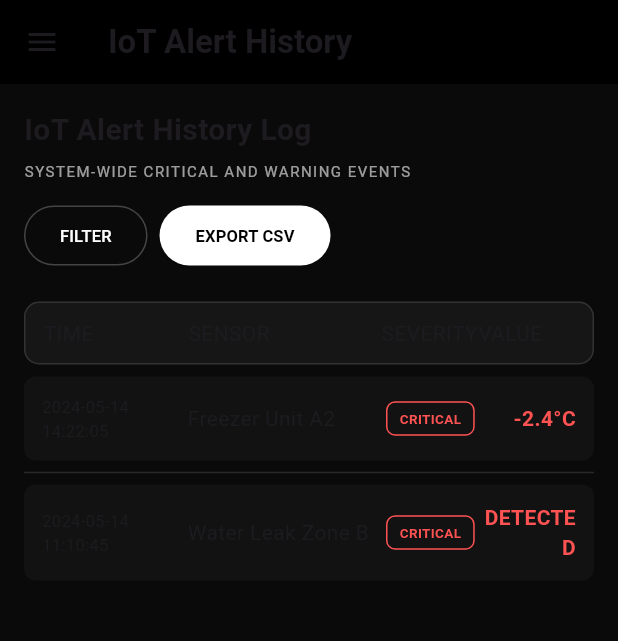
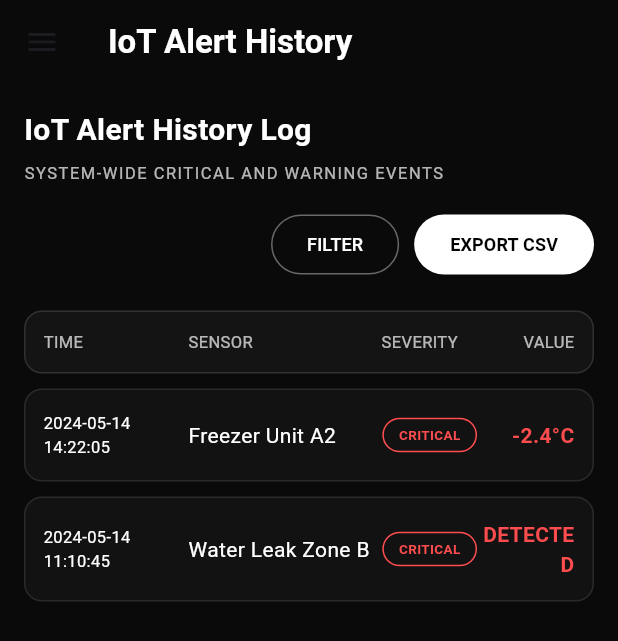
Before and after one commit to S-bon-debug/SWD_PROJECT_MobileApp, a Flutter app: the AlertsScreen screen opened by its route, on a phone screen of 412 x 824 dp. Shown: the top 641 px of the screen. Run offline on Flutter 3.47's test engine with Material 3 defaults, Android fonts, the phone set to English and light mode, and no system bars; accounts and stored records are empty.

Commit message:
sua menu

```diff
--- a/lib/screens/alerts/alerts_screen.dart
+++ b/lib/screens/alerts/alerts_screen.dart
@@ -6,11 +6,11 @@
   Color _severityColor(String level) {
     switch (level) {
       case 'Critical':
-        return Colors.redAccent;
+        return const Color(0xFFFF4D4F);
       case 'Warning':
-        return Colors.amber;
+        return const Color(0xFFFFC107);
       default:
-        return Colors.greenAccent;
+        return const Color(0xFF4CAF50);
     }
   }
 
@@ -36,15 +36,18 @@
 
       /// ===== APP BAR =====
       appBar: AppBar(
-        backgroundColor: Colors.black,
+        backgroundColor: const Color(0xFF0A0A0A),
         elevation: 0,
         title: const Text(
           'IoT Alert History',
-          style: TextStyle(fontWeight: FontWeight.bold),
+          style: TextStyle(
+            fontWeight: FontWeight.bold,
+            color: Colors.white,
+          ),
         ),
       ),
 
-      /// ✅ DRAWER – THANH MENU
+      /// ===== DRAWER =====
       drawer: _buildDrawer(context),
 
       /// ===== BODY =====
@@ -53,42 +56,61 @@
         child: Column(
           crossAxisAlignment: CrossAxisAlignment.start,
           children: [
-            /// HEADER
+            /// ===== HEADER =====
             const Text(
               'IoT Alert History Log',
-              style: TextStyle(fontSize: 20, fontWeight: FontWeight.bold),
+              style: TextStyle(
+                fontSize: 20,
+                fontWeight: FontWeight.bold,
+                color: Colors.white,
+              ),
             ),
             const SizedBox(height: 6),
             const Text(
               'SYSTEM-WIDE CRITICAL AND WARNING EVENTS',
               style: TextStyle(
-                color: Colors.white60,
-                fontSize: 10,
+                color: Colors.white70, // 🔥 tăng độ rõ
+                fontSize: 11,
                 letterSpacing: 1,
               ),
             ),
-            const SizedBox(height: 12),
 
+            const SizedBox(height: 16),
+
+            /// ===== ACTION BUTTONS (RIGHT ALIGN) =====
             Row(
+              mainAxisAlignment: MainAxisAlignment.end,
               children: [
                 OutlinedButton(
                   onPressed: () {},
                   style: OutlinedButton.styleFrom(
                     foregroundColor: Colors.white,
-                    side: const BorderSide(color: Colors.white24),
+                    side: const BorderSide(color: Colors.white38),
+                    shape: RoundedRectangleBorder(
+                      borderRadius: BorderRadius.circular(24),
+                    ),
                   ),
-                  child: const Text('FILTER', style: TextStyle(fontSize: 11)),
+                  child: const Text(
+                    'FILTER',
+                    style: TextStyle(fontSize: 12),
+                  ),
                 ),
-                const SizedBox(width: 8),
+                const SizedBox(width: 10),
                 ElevatedButton(
                   onPressed: () {},
                   style: ElevatedButton.styleFrom(
                     backgroundColor: Colors.white,
                     foregroundColor: Colors.black,
+                    shape: RoundedRectangleBorder(
+                      borderRadius: BorderRadius.circular(24),
+                    ),
                   ),
                   child: const Text(
                     'EXPORT CSV',
-                    style: TextStyle(fontSize: 11, fontWeight: FontWeight.bold),
+                    style: TextStyle(
+                      fontSize: 12,
+                      fontWeight: FontWeight.bold,
+                    ),
                   ),
                 ),
               ],
@@ -96,21 +118,20 @@
 
             const SizedBox(height: 20),
 
-            /// TABLE HEADER
+            /// ===== TABLE HEADER =====
             _tableHeader(),
 
-            const SizedBox(height: 8),
+            const SizedBox(height: 10),
 
-            /// TABLE BODY
+            /// ===== TABLE BODY =====
             Expanded(
               child: ListView.separated(
                 itemCount: alerts.length,
                 separatorBuilder: (_, __) =>
-                    const Divider(color: Colors.white12),
+                    const SizedBox(height: 10),
                 itemBuilder: (_, i) {
                   final a = alerts[i];
                   final color = _severityColor(a['severity']!);
-
                   return _alertRow(a, color);
                 },
               ),
@@ -121,45 +142,67 @@
     );
   }
 
-  // ================= UI PARTS =================
+  // ================= TABLE HEADER =================
 
   Widget _tableHeader() {
     return Container(
-      padding: const EdgeInsets.symmetric(vertical: 10, horizontal: 12),
+      padding: const EdgeInsets.symmetric(vertical: 12, horizontal: 12),
       decoration: BoxDecoration(
-        color: Colors.white.withOpacity(0.05),
-        borderRadius: BorderRadius.circular(10),
+        color: const Color(0xFF141414),
+        borderRadius: BorderRadius.circular(12),
         border: Border.all(color: Colors.white12),
       ),
       child: const Row(
         children: [
-          Expanded(flex: 3, child: Text('TIME')),
-          Expanded(flex: 4, child: Text('SENSOR')),
-          Expanded(flex: 2, child: Text('SEVERITY')),
-          Expanded(flex: 2, child: Text('VALUE')),
+          Expanded(
+              flex: 3,
+              child: Text('TIME',
+                  style: TextStyle(color: Colors.white70, fontSize: 11))),
+          Expanded(
+              flex: 4,
+              child: Text('SENSOR',
+                  style: TextStyle(color: Colors.white70, fontSize: 11))),
+          Expanded(
+              flex: 2,
+              child: Text('SEVERITY',
+                  style: TextStyle(color: Colors.white70, fontSize: 11))),
+          Expanded(
+              flex: 2,
+              child: Text('VALUE',
+                  textAlign: TextAlign.right,
+                  style: TextStyle(color: Colors.white70, fontSize: 11))),
         ],
       ),
     );
   }
 
+  // ================= ALERT ROW =================
+
   Widget _alertRow(Map<String, String> a, Color color) {
     return Container(
-      padding: const EdgeInsets.symmetric(vertical: 12, horizontal: 12),
+      padding: const EdgeInsets.symmetric(vertical: 14, horizontal: 12),
       decoration: BoxDecoration(
-        color: Colors.white.withOpacity(0.03),
-        borderRadius: BorderRadius.circular(8),
+        color: const Color(0xFF121212),
+        borderRadius: BorderRadius.circular(12),
+        border: Border.all(color: Colors.white10),
       ),
       child: Row(
         children: [
           Expanded(
             flex: 3,
-            child: Text(a['time']!,
-                style: const TextStyle(fontSize: 11)),
+            child: Text(
+              a['time']!,
+              style: const TextStyle(
+                fontSize: 11,
+                color: Colors.white,
+              ),
+            ),
           ),
           Expanded(
             flex: 4,
             child: Text(
               a['sensor']!,
+              style: const TextStyle(color: Colors.white),
               maxLines: 2,
               overflow: TextOverflow.ellipsis,
             ),
@@ -169,9 +212,9 @@
             child: Center(
               child: Container(
                 padding:
-                    const EdgeInsets.symmetric(horizontal: 8, vertical: 4),
+                    const EdgeInsets.symmetric(horizontal: 10, vertical: 4),
                 decoration: BoxDecoration(
-                  borderRadius: BorderRadius.circular(6),
+                  borderRadius: BorderRadius.circular(20),
                   border: Border.all(color: color),
                 ),
                 child: Text(
@@ -221,16 +264,13 @@
               ],
             ),
           ),
-
           _drawerItem(context, Icons.dashboard, 'Dashboard', '/dashboard'),
           _drawerItem(context, Icons.store, 'Sites', '/sites'),
           _drawerItem(context, Icons.router, 'Hubs', '/hubs'),
           _drawerItem(context, Icons.sensors, 'Sensors', '/sensors'),
           _drawerItem(context, Icons.warning, 'Alerts', '/alerts',
               active: true),
-
           const Spacer(),
-
           _drawerItem(context, Icons.logout, 'Logout', '/login'),
         ],
       ),
--- a/lib/screens/dashboard/dashboard_screen.dart
+++ b/lib/screens/dashboard/dashboard_screen.dart
@@ -11,11 +11,21 @@
 appBar: AppBar(
   backgroundColor: const Color(0xFF0E0E0E),
   elevation: 0,
+  iconTheme: const IconThemeData(
+    color: Colors.white,
+    size: 26,
+  ),
   title: const Text(
     'Dashboard',
-          style: TextStyle(fontWeight: FontWeight.bold),
+    style: TextStyle(
+      color: Colors.white,
+      fontWeight: FontWeight.w700,
+      fontSize: 20,
+      letterSpacing: 0.5,
     ),
   ),
+),
+
       body: SingleChildScrollView(
         padding: const EdgeInsets.all(20),
         child: Column(
```
Lines whose indentation alone changed are shown as unchanged.
